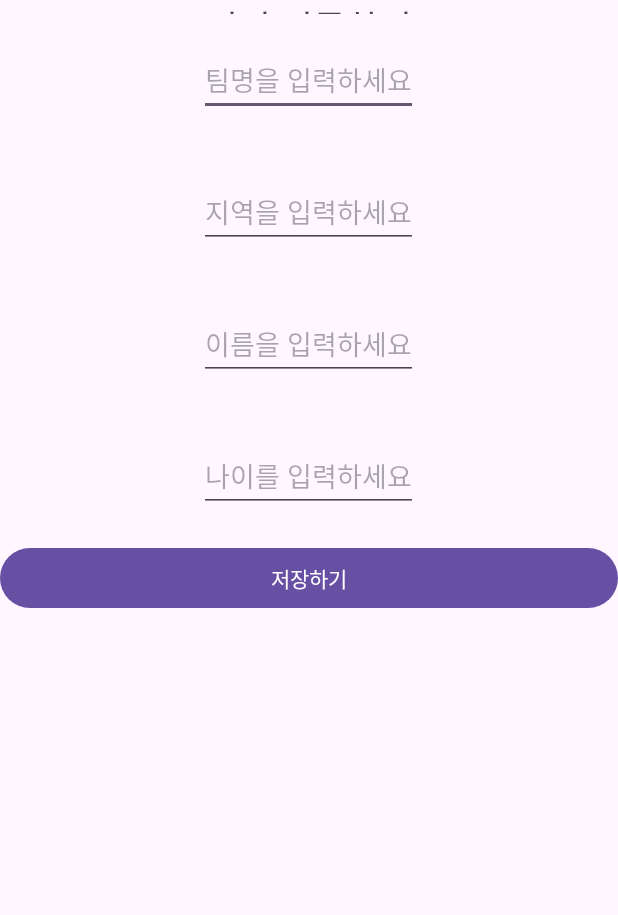
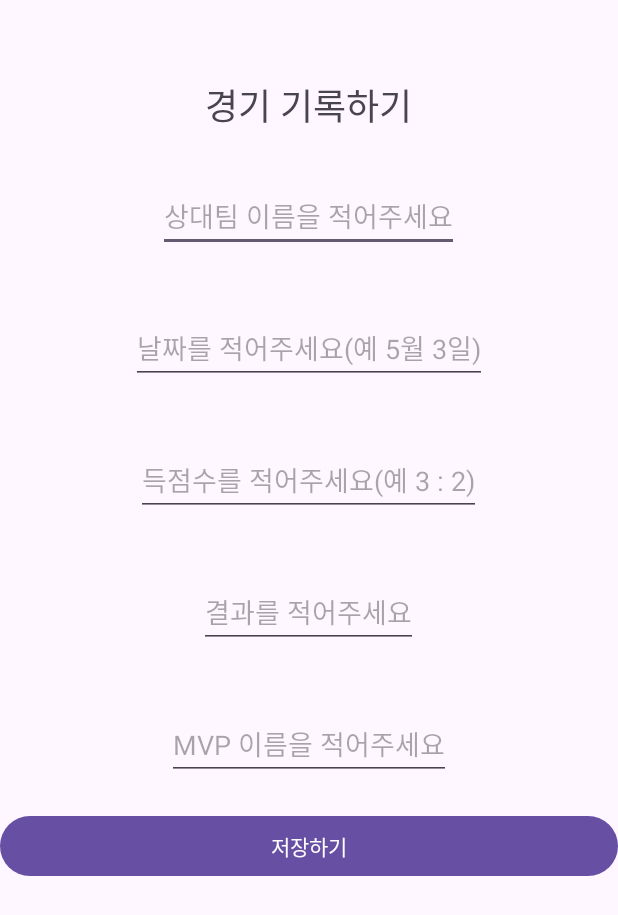
Before and after one commit to mono4651/firebasetest, an Android app: the layout team_record_write.xml on its own in the app's theme, with its tools: preview values and no code run, on a phone screen of 412 x 824 dp. Shown: the top 915 px of the screen. Run offline under Robolectric (Android 15) with nearby library versions, the phone set to English and light mode, and no system bars.

Commit message:
11/27_amend

```diff
--- a/app/src/main/AndroidManifest.xml
+++ b/app/src/main/AndroidManifest.xml
@@ -56,7 +56,7 @@
         <activity android:name=".ChkTeamInfo" />
         <activity android:name=".PlayerInsert" />
         <activity android:name=".TeamInsertData"/>
-        <activity android:name=".TeamInfo"/>
+        <activity android:name=".TeamRecordWrite"/>
     </application>
 
 </manifest>
--- a/app/src/main/res/layout/team_record_write.xml
+++ b/app/src/main/res/layout/team_record_write.xml
@@ -1,54 +1,64 @@
 <?xml version="1.0" encoding="utf-8"?>
 <LinearLayout xmlns:android="http://schemas.android.com/apk/res/android"
+    xmlns:app="http://schemas.android.com/apk/res-auto"
     android:orientation="vertical"
     android:layout_width="match_parent"
     android:layout_height="match_parent">
 
     <LinearLayout
         android:layout_width="match_parent"
-        android:layout_height="wrap_content"
-        android:layout_weight="3"
+        android:layout_height="100dp"
         android:gravity="center">
         <TextView
             android:layout_width="wrap_content"
             android:layout_height="wrap_content"
             android:text="경기 기록하기"
-            android:textSize="24dp"/>
+            android:textSize="24dp"
+            android:layout_marginTop="20dp"
+            app:layout_constraintBottom_toTopOf="@+id/teamName"
+            app:layout_constraintEnd_toEndOf="parent"
+            app:layout_constraintStart_toStartOf="parent"/>
     </LinearLayout>
     <LinearLayout
         android:layout_width="match_parent"
         android:layout_height="match_parent"
-        android:layout_weight="1"
         android:orientation="vertical"
-        android:gravity="center|top">
+        android:gravity="center_horizontal|top">
 
         <EditText
-            android:id="@+id/teamName"
+            android:id="@+id/AnotherTeam"
             android:layout_width="wrap_content"
             android:layout_height="wrap_content"
-            android:hint="팀명을 입력하세요"
+            android:hint="상대팀 이름을 적어주세요"
             android:layout_margin="20dp"
             />
 
         <EditText
-            android:id="@+id/teamArea"
+            android:id="@+id/RecordDate"
             android:layout_width="wrap_content"
             android:layout_height="wrap_content"
-            android:hint="지역을 입력하세요"
+            android:hint="날짜를 적어주세요(예 5월 3일)"
             android:layout_margin="20dp"/>
 
         <EditText
-            android:id="@+id/playerName"
+            android:id="@+id/RecordScore"
             android:layout_width="wrap_content"
             android:layout_height="wrap_content"
-            android:hint="이름을 입력하세요"
+            android:hint="득점수를 적어주세요(예 3 : 2)"
             android:layout_margin="20dp"/>
 
         <EditText
-            android:id="@+id/playerAge"
+            android:id="@+id/RecordResult"
             android:layout_width="wrap_content"
             android:layout_height="wrap_content"
-            android:hint="나이를 입력하세요"
+            android:hint="결과를 적어주세요"
+            android:layout_margin="20dp"/>
+
+        <EditText
+            android:id="@+id/RecordMVP"
+            android:layout_width="wrap_content"
+            android:layout_height="wrap_content"
+            android:hint="MVP 이름을 적어주세요"
             android:layout_margin="20dp"/>
 
         <Button
```
Also changed, not shown: app/src/main/java/com/test/firebasetest/Login.java (+1 -1 lines), app/src/main/java/com/test/firebasetest/MainPage.java (+3 -2 lines), app/src/main/java/com/test/firebasetest/TeamRecordWrite.java (+87 -1 lines), app/src/main/java/com/test/firebasetest/TeamRecordWriteSave.java (added, +48 -0 lines), app/src/main/res/layout/main_page.xml (+16 -15 lines), app/src/main/res/layout/player_record.xml (+46 -0 lines).
